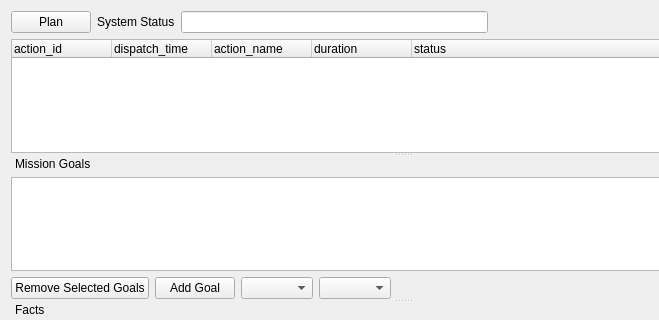
Before: the Qt Designer form rosplan_rqt/resource/dispatcher.ui in KCL-Planning/ROSPlan, drawn with Qt 5; both pictures show x 0 to 659 and y 0 to 320 of the 805 by 602 pixel window.
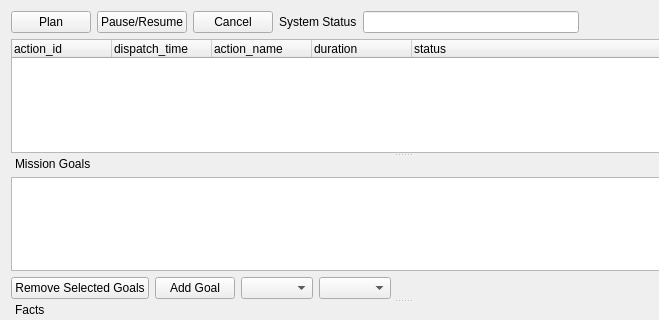
After: the same form once the commit is applied.

Commit message: Pause and Cancel commands

What changed in the file:
```diff
--- a/rosplan_rqt/resource/dispatcher.ui
+++ b/rosplan_rqt/resource/dispatcher.ui
@@ -35,6 +35,20 @@
        </property>
       </widget>
      </item>
+     <item>
+      <widget class="QPushButton" name="pauseButton">
+       <property name="text">
+        <string>Pause/Resume</string>
+       </property>
+      </widget>
+     </item>
+     <item>
+      <widget class="QPushButton" name="cancelButton">
+       <property name="text">
+        <string>Cancel</string>
+       </property>
+      </widget>
+     </item>
      <item>
       <widget class="QLabel" name="label">
        <property name="text">
```
The commit also changes 5 other files.
